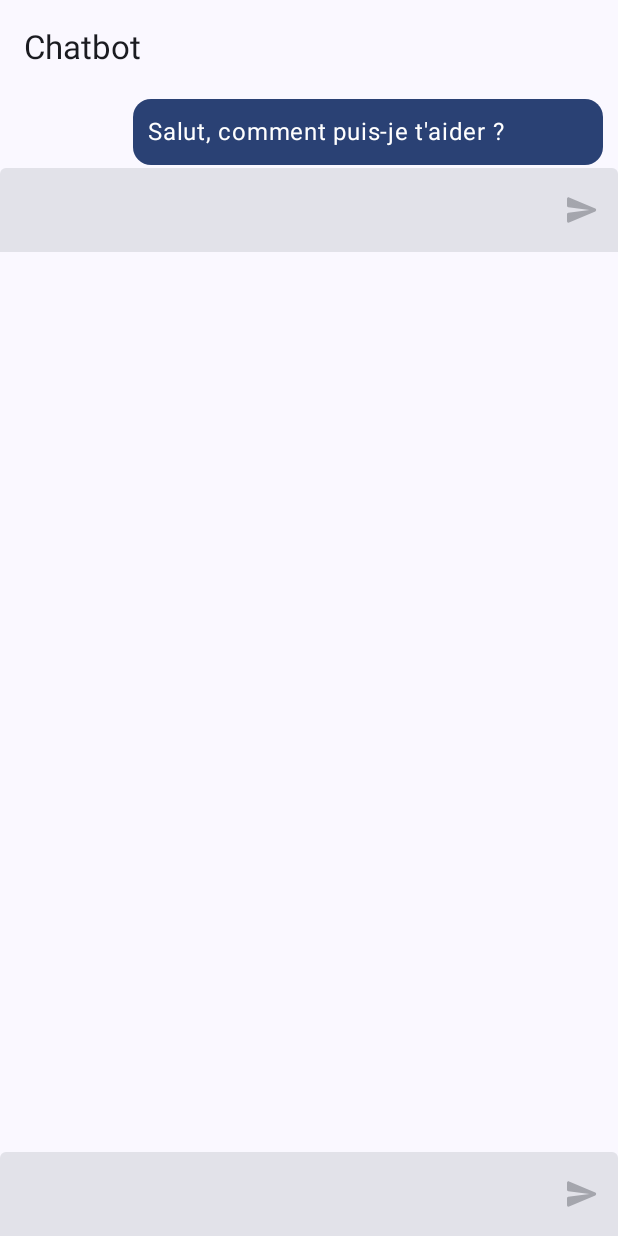
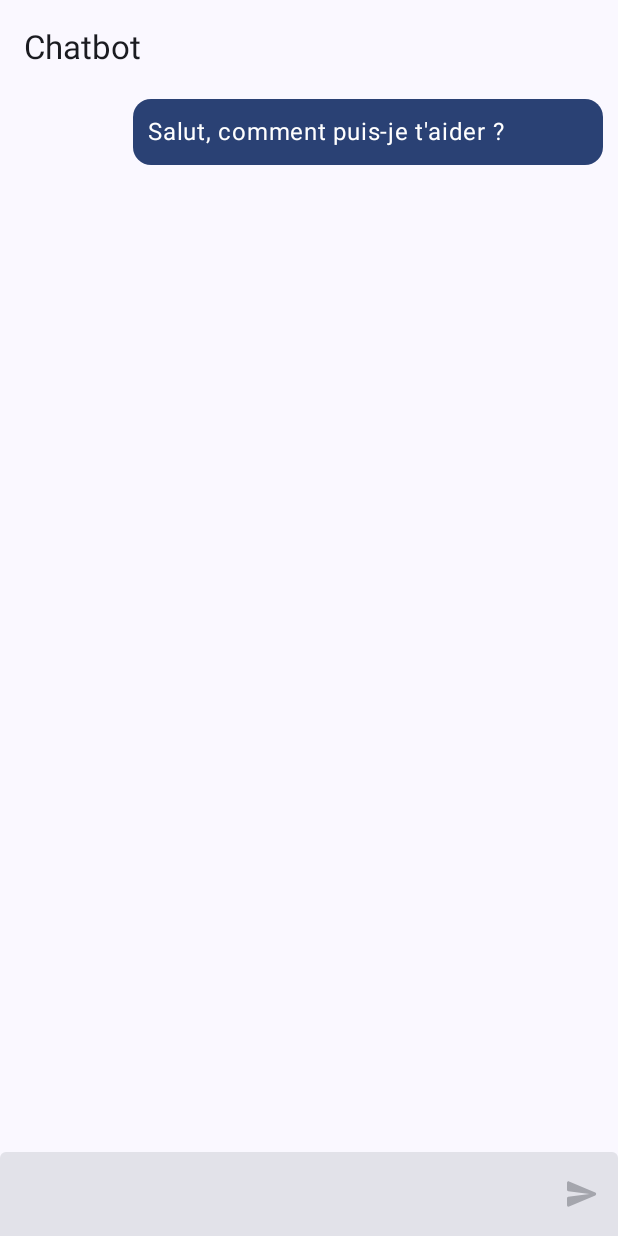
Before and after one commit to juniortech705/Genesis_app_mobil, an Android app built with Jetpack Compose: the screen it shows after launch (MainActivity), on a phone screen of 412 x 824 dp. Run offline under Robolectric (Android 15) with nearby library versions, the phone set to English and light mode, and no system bars; our stand-ins replace Room's generated code.

Commit message:
mise des message du chatbot

```diff
--- a/app/src/main/java/cd/zgeniuscoders/genesis/remote_controle/data/services/ChatBotServiceImpl.kt
+++ b/app/src/main/java/cd/zgeniuscoders/genesis/remote_controle/data/services/ChatBotServiceImpl.kt
@@ -17,6 +17,79 @@ import kotlinx.coroutines.flow.onEach
 class ChatBotServiceImpl(
     private val chatBotDao: ChatBotDao
 ) : ChatBotService {
+
+    val responseRules = listOf(
+        // 1. Accueil & Salutations
+        listOf("bonjour", "salut", "hey", "coucou", "bonsoir") to
+                "Bonjour ! Comment puis-je vous aider avec votre réchaud à induction aujourd’hui ?",
+
+        listOf("merci", "merci beaucoup", "super merci") to
+                "De rien ! N'hésitez pas si vous avez d'autres questions.",
+
+        listOf("au revoir", "bye", "à plus") to
+                "Au revoir ! Passez une excellente journée. N'hésitez pas à revenir si besoin !",
+
+        // 2. Fonctionnement de Base
+        listOf(
+            "comment allumer le réchaud ?",
+            "je veux démarrer la cuisson",
+            "allumer la plaque"
+        ) to
+                "Pour allumer le réchaud :\n1. Ouvrez l’application.\n2. Appuyez sur le bouton Power.\n3. Ajustez la température si nécessaire.",
+
+        listOf("comment éteindre le réchaud ?", "arrêter la cuisson", "éteindre la plaque") to
+                "Pour éteindre :\n1. Allez dans l’app\n2. Cliquez sur Éteindre.",
+
+        listOf(
+            "comment régler la température ?",
+            "augmenter la chaleur",
+            "baisser la température"
+        ) to
+                "Ajustez la température via le bouton dans l’app (de 0 à ≈120). Vous pouvez aussi utiliser des préréglages comme Faire bouillir ou Mijoter.",
+
+        // 3. Connexion & Appairage
+        listOf("comment connecter le réchaud ?", "pairing bluetooth", "problème de connexion") to
+                "1. Activez le Bluetooth de votre smartphone.\n2. Lancez l’app et allez dans Paramètres > Appairage.\n3. Sélectionnez votre réchaud Genesis.\n4. Confirmez le code à 4 chiffres si demandé.",
+
+        listOf("le réchaud ne se connecte pas", "bluetooth ne marche pas", "erreur de connexion") to
+                "Essayez ceci :\n- Redémarrez l’app et le Bluetooth.\n- Vérifiez que le réchaud est sous tension.\n- Si ça persiste, réinitialisez le réchaud (Paramètres > Réinitialiser).",
+
+        // 4. Sécurité
+        listOf("comment activer le verrou enfant ?", "mode sécurité", "bloquer les touches") to
+                "Allez dans Sécurité > Verrouillage enfant dans l’app. Un code à 4 chiffres sera demandé pour toute modification.",
+
+        listOf(
+            "quelle casserole utiliser ?",
+            "compatibilité ustensiles",
+            "pourquoi ça ne chauffe pas ?"
+        ) to
+                "Seules les casseroles ferromagnétiques (acier, fonte) fonctionnent. Vérifiez le logo compatible induction sous la casserole.",
+
+        // 5. Dépannage
+        listOf("le réchaud affiche e2", "erreur e2", "problème surchauffe") to
+                "E2 = Surchauffe. Éteignez le réchaud 10 min, puis rallumez. Vérifiez aussi la ventilation autour de l’appareil.",
+
+        listOf("comment réinitialiser le réchaud ?", "reset usine") to
+                "Allez dans Paramètres > Réinitialisation usine dans l’app. Confirmez avec votre mot de passe.",
+
+        // 6. Astuces & Optimisation
+        listOf("comment économiser l'énergie ?", "réduire consommation") to
+                "Utilisez des casseroles à fond plat, couvrez-les, et privilégiez les puissances moyennes. L’app propose aussi un mode Éco.",
+
+        listOf("nettoyer la plaque", "entretien induction") to
+                "Éteignez le réchaud, puis utilisez un chiffon doux et un produit vitrocéramique. Évitez les abrasifs !",
+
+        // 7. Support & Feedback
+        listOf("contacter le support", "aide urgente", "problème grave") to
+                "Notre équipe est joignable au +243 823132960 ou juniorangambun2@gmail.com. Décrivez votre problème avec une photo si possible.",
+
+        listOf("où laisser un avis ?", "je veux suggérer une fonction") to
+                "Rendez-vous sur Notre App > Menu > Feedback, ou notez-nous sur l’App Store/Play Store ! Merci pour votre contribution.",
+
+        // 8. Commandes vocales
+        listOf("allume la plaque 2", "puissance maximale", "mets sur mijoter") to
+                "Bien reçu ! La plaque 2 est allumée en mode mijotage (niveau 3). Bonne cuisine !"
+    )
 
     override suspend fun getMessages(): Flow<List<ChatBot>> = callbackFlow {
 
@@ -39,32 +112,25 @@ class ChatBotServiceImpl(
     }
 
     override suspend fun sendMessage(message: ChatSendMessage) {
-        chatBotDao.add(ChatBotEntity.fromModel(message))
+        val cleanedMessage = message.message.lowercase().trim()
+        chatBotDao.add(ChatBotEntity.fromModel(message.copy(message = cleanedMessage)))
 
-        val chat = when {
+        for ((keywords, response) in responseRules) {
+            if (keywords.any { cleanedMessage.contains(it) }) {
+                var chat = ChatSendMessage(message = response, isRobot = true)
+                chatBotDao.add(ChatBotEntity.fromModel(chat))
 
-            message.message.contains(
-                "bonjour",
-                ignoreCase = true
-            ) -> ChatSendMessage(message = "Salut, comment puis-je t'aider ?", isRobot = true)
-
-            message.message.contains(
-                "comment ça va",
-                ignoreCase = true
-            ) -> ChatSendMessage(message = "Je vais bien, merci ! Et toi ?", isRobot = true)
-
-            message.message.contains(
-                "aide",
-                ignoreCase = true
-            ) -> ChatSendMessage(
-                message = "Je suis ici pour t'aider. Quelle est ta question ?",
-                isRobot = true
-            )
-
-            else -> ChatSendMessage(message = "Désolé, je n'ai pas compris.", isRobot = true)
+            }
         }
 
-        chatBotDao.add(ChatBotEntity.fromModel(chat))
+        chatBotDao.add(
+            ChatBotEntity.fromModel(
+                ChatSendMessage(
+                    message = "Désolé, je n’ai pas compris votre demande.",
+                    isRobot = true
+                )
+            )
+        )
     }
 
     override suspend fun startChat() {
--- a/app/src/main/java/cd/zgeniuscoders/genesis/remote_controle/presentation/chatbot/ChatBotPage.kt
+++ b/app/src/main/java/cd/zgeniuscoders/genesis/remote_controle/presentation/chatbot/ChatBotPage.kt
@@ -98,37 +98,6 @@ fun ChatBotBody(
                     onEvent
                 )
             }
-            item {
-                Row(
-                    modifier = Modifier
-                ) {
-                    TextField(
-                        modifier = Modifier
-                            .weight(0.8f)
-                            .heightIn(min = 50.dp, max = 120.dp),
-                        trailingIcon = {
-                            IconButton(
-                                onClick = { onEvent(ChatBotEvent.OnSendMessageButtonClick) },
-                                enabled = state.message.isNotEmpty()
-                            ) {
-                                Icon(
-                                    imageVector = Icons.Rounded.Send,
-                                    contentDescription = "send icon"
-                                )
-                            }
-                        },
-                        value = state.message,
-                        onValueChange = {
-                            onEvent(ChatBotEvent.OnMessageFieldChange(it))
-                        },
-                        maxLines = 4,
-                        colors = TextFieldDefaults.colors(
-                            focusedIndicatorColor = Color.Transparent,
-                            unfocusedIndicatorColor = Color.Transparent
-                        )
-                    )
-                }
-            }
         }
 
     }
```
